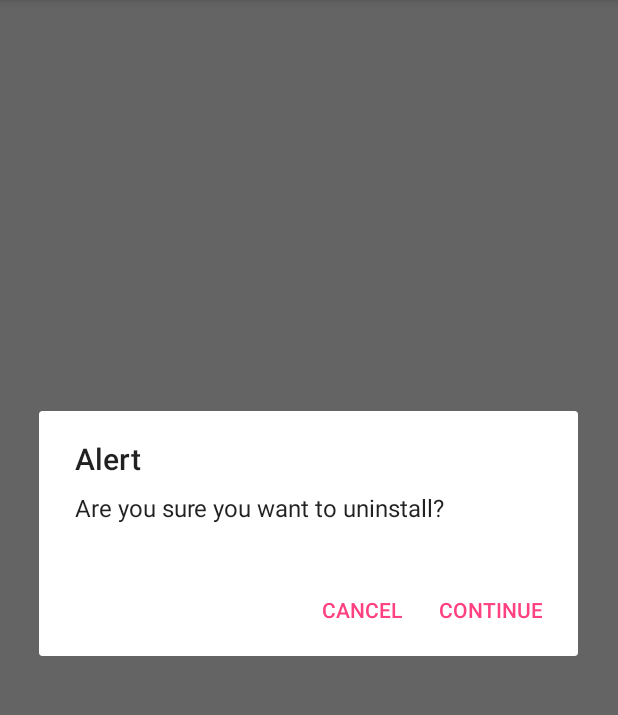
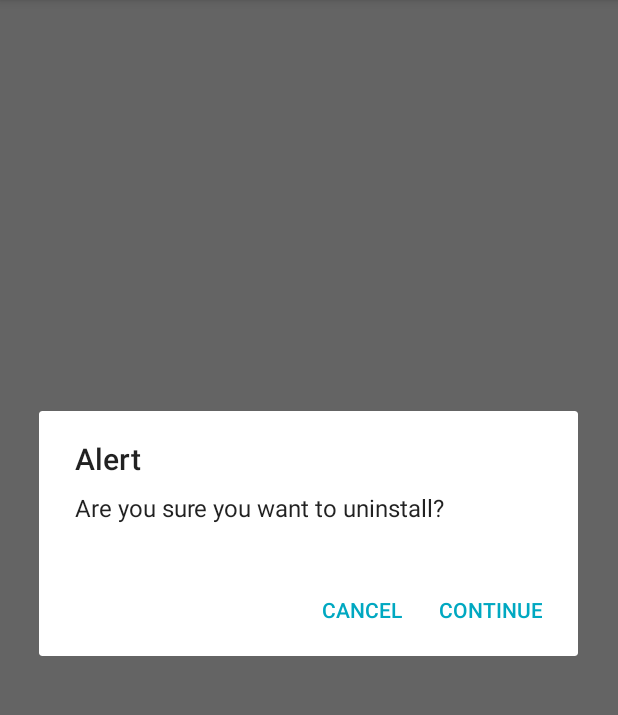
Before and after one commit to ViBorges/GearVR-Disabler, an Android app: the screen it shows after launch (MainActivity), in the options menu, after a tap on "Uninstall", on a phone screen of 412 x 824 dp, the part 84-799 px from its top. Run offline under Robolectric (Android 15) with nearby library versions, the phone set to English and light mode, and no system bars; our stand-ins replace AdMob.

Commit message:
Minor visual changes on 1st run and uninstall dialogs

```diff
--- a/app/src/main/java/com/vba/gearvrdisabler/MainActivity.java
+++ b/app/src/main/java/com/vba/gearvrdisabler/MainActivity.java
@@ -1,11 +1,16 @@
 package com.vba.gearvrdisabler;
 
 
+import android.content.DialogInterface;
 import android.content.Intent;
+import android.graphics.Color;
+import android.net.Uri;
 import android.os.Bundle;
+import android.support.v4.content.ContextCompat;
 import android.support.v7.app.AlertDialog;
 import android.support.v7.app.AppCompatActivity;
 import android.support.v7.widget.Toolbar;
+import android.text.Html;
 import android.view.Menu;
 import android.view.MenuItem;
 
@@ -55,6 +60,7 @@ public class MainActivity extends AppCompatActivity {
         builder.setPositiveButton(R.string.dialog_continue, null);
         AlertDialog dialog = builder.create();
         dialog.show();
+        dialog.getButton(DialogInterface.BUTTON_POSITIVE).setTextColor(Color.parseColor("#00a8c1"));
 
     }
 
@@ -65,10 +71,24 @@ public class MainActivity extends AppCompatActivity {
         builder.setMessage(R.string.uninstall_dialog_content);
         builder.setCancelable(true);
         builder.setNegativeButton(R.string.dialog_cancel, null);
-        builder.setPositiveButton(R.string.dialog_continue, null);
+        builder.setPositiveButton(R.string.dialog_continue, uninstallDisabler());
         AlertDialog dialog = builder.create();
         dialog.show();
+        dialog.getButton(DialogInterface.BUTTON_POSITIVE).setTextColor(Color.parseColor("#00a8c1"));
+        dialog.getButton(DialogInterface.BUTTON_NEGATIVE).setTextColor(Color.parseColor("#00a8c1"));
+    }
 
+
+
+    public DialogInterface.OnClickListener uninstallDisabler(){
+        return new DialogInterface.OnClickListener() {
+            @Override
+            public void onClick(DialogInterface dialogInterface, int i) {
+
+                startActivity(new Intent("android.intent.action.DELETE", Uri.parse("package:" + getApplicationContext().getPackageName())));
+
+            }
+        };
     }
 
     public void checkFirstRun() {
```
